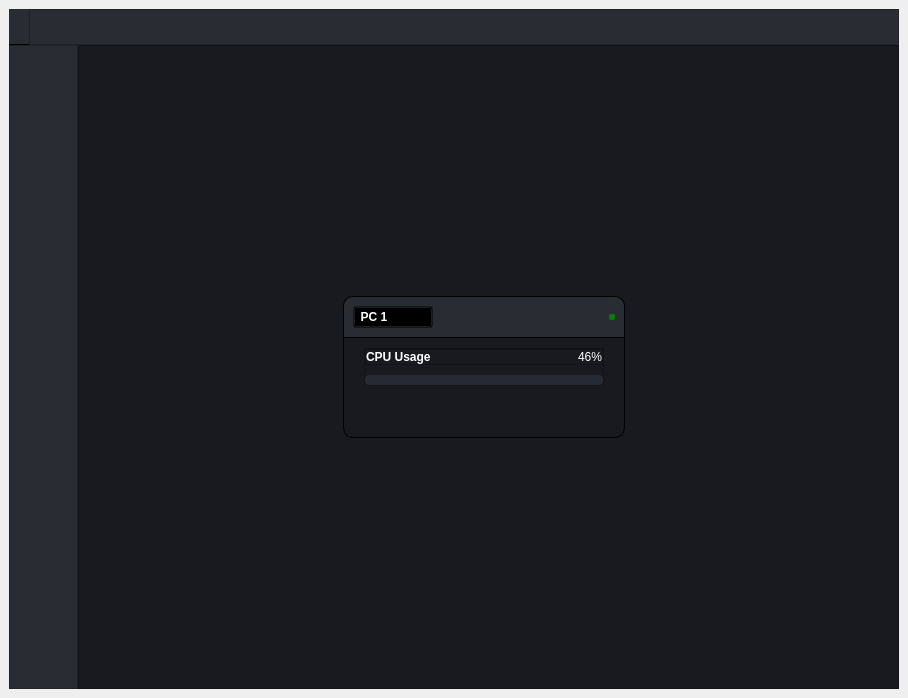
Qt form main.ui (thebadsektor/intelligent_management_system) before a commit.
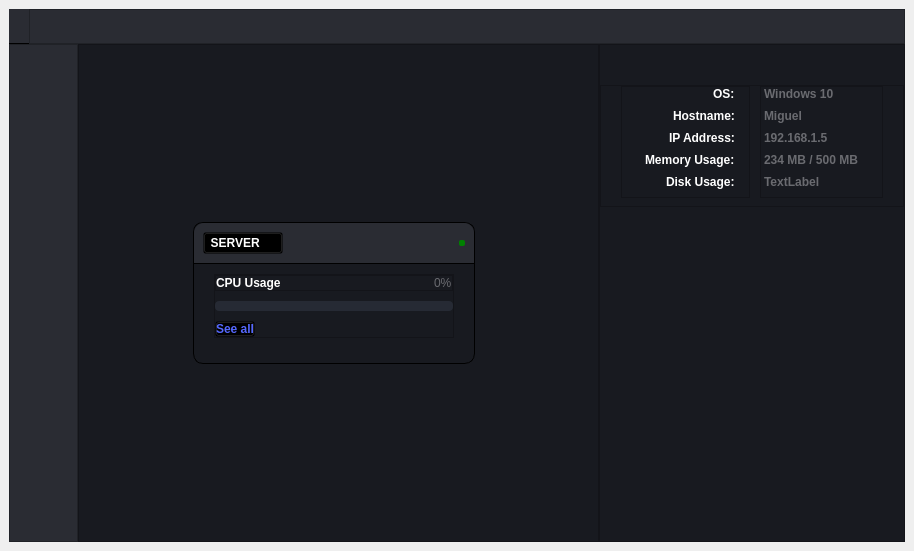
The same form after that commit. The open tabs and pages were chosen to show the change. Icons and pictures are not drawn.

Patch:
```diff
--- a/main.ui
+++ b/main.ui
@@ -6,8 +6,8 @@
    <rect>
     <x>0</x>
     <y>0</y>
-    <width>908</width>
-    <height>698</height>
+    <width>914</width>
+    <height>551</height>
    </rect>
   </property>
   <property name="windowTitle">
@@ -29,6 +29,7 @@
       <property name="styleSheet">
        <string notr="true">background-color: #2A2C33;
 height: 34px;
+max-height: 34px;
 border-bottom: 1px solid black;</string>
       </property>
       <layout class="QHBoxLayout" name="horizontalLayout">
@@ -77,7 +78,8 @@
              <string notr="true">image: url(:/images/resources/icons/monitor_alt.svg);
 min-width: 20px;
 min-height: 20px;
-border-bottom: 0px;</string>
+border-bottom: 0px;
+background-color: transparent;</string>
             </property>
             <property name="text">
              <string/>
@@ -477,7 +479,7 @@
          <number>0</number>
         </property>
         <item>
-         <widget class="QFrame" name="mainMenu">
+         <widget class="QFrame" name="sidebar">
           <property name="maximumSize">
            <size>
             <width>69</width>
@@ -540,10 +542,6 @@
     border-radius: 10px;
 	padding-top: 15px;
 	padding-bottom: 15px;
-}
-
-QPushButton:hover {
-	background-color: #262a34;
 }</string>
              </property>
              <property name="text">
@@ -573,10 +571,6 @@
     border-radius: 10px;
 	padding-top: 15px;
 	padding-bottom: 15px;
-}
-
-QPushButton:hover {
-	background-color: #262a34;
 }</string>
              </property>
              <property name="text">
@@ -608,7 +602,10 @@
             </spacer>
            </item>
            <item>
-            <widget class="QPushButton" name="pushButton">
+            <widget class="QPushButton" name="btnLogout">
+             <property name="cursor">
+              <cursorShape>PointingHandCursor</cursorShape>
+             </property>
              <property name="styleSheet">
               <string notr="true">QPushButton {
     background-color: transparent;
@@ -617,10 +614,7 @@
 	padding-top: 15px;
 	padding-bottom: 15px;
 }
-
-QPushButton:hover {
-	background-color: #262a34;
-}</string>
+</string>
              </property>
              <property name="text">
               <string/>
@@ -651,7 +645,10 @@
          </widget>
         </item>
         <item>
-         <widget class="QFrame" name="frame_6">
+         <widget class="QFrame" name="cards">
+          <property name="styleSheet">
+           <string notr="true"/>
+          </property>
           <property name="frameShape">
            <enum>QFrame::StyledPanel</enum>
           </property>
@@ -737,7 +734,7 @@
 text-align: left;</string>
                    </property>
                    <property name="text">
-                    <string>  PC 1</string>
+                    <string>  SERVER</string>
                    </property>
                    <property name="icon">
                     <iconset resource="resources.qrc">
@@ -853,10 +850,10 @@
                     <item alignment="Qt::AlignRight">
                      <widget class="QLabel" name="cpuUsageValueText">
                       <property name="styleSheet">
-                       <string notr="true">color: white;</string>
+                       <string notr="true">color: #6a6b70;</string>
                       </property>
                       <property name="text">
-                       <string>46%</string>
+                       <string>0%</string>
                       </property>
                      </widget>
                     </item>
@@ -937,6 +934,25 @@
                    </layout>
                   </widget>
                  </item>
+                 <item alignment="Qt::AlignLeft">
+                  <widget class="QPushButton" name="btnSeeAll">
+                   <property name="cursor">
+                    <cursorShape>PointingHandCursor</cursorShape>
+                   </property>
+                   <property name="styleSheet">
+                    <string notr="true">font-family: &quot;Segoe UI&quot;, sans-serif;
+font-size: 12px;
+font-weight: 500;
+color: #5568fe;
+background-color: transparent;
+padding: 0px;
+margin-top: 10px;</string>
+                   </property>
+                   <property name="text">
+                    <string>See all</string>
+                   </property>
+                  </widget>
+                 </item>
                 </layout>
                </widget>
               </item>
@@ -948,7 +964,7 @@
                 <property name="sizeHint" stdset="0">
                  <size>
                   <width>20</width>
-                  <height>40</height>
+                  <height>20</height>
                  </size>
                 </property>
                </spacer>
@@ -959,6 +975,239 @@
           </layout>
          </widget>
         </item>
+        <item>
+         <widget class="QFrame" name="pcDetails">
+          <property name="styleSheet">
+           <string notr="true">QFrame#pcDetails {
+	border-left: 1px solid black;
+}</string>
+          </property>
+          <property name="frameShape">
+           <enum>QFrame::StyledPanel</enum>
+          </property>
+          <property name="frameShadow">
+           <enum>QFrame::Raised</enum>
+          </property>
+          <layout class="QVBoxLayout" name="verticalLayout_4">
+           <property name="spacing">
+            <number>0</number>
+           </property>
+           <property name="leftMargin">
+            <number>0</number>
+           </property>
+           <property name="topMargin">
+            <number>0</number>
+           </property>
+           <property name="rightMargin">
+            <number>0</number>
+           </property>
+           <property name="bottomMargin">
+            <number>0</number>
+           </property>
+           <item>
+            <spacer name="verticalSpacer_8">
+             <property name="orientation">
+              <enum>Qt::Vertical</enum>
+             </property>
+             <property name="sizeType">
+              <enum>QSizePolicy::Fixed</enum>
+             </property>
+             <property name="sizeHint" stdset="0">
+              <size>
+               <width>20</width>
+               <height>40</height>
+              </size>
+             </property>
+            </spacer>
+           </item>
+           <item>
+            <widget class="QFrame" name="frame_5">
+             <property name="styleSheet">
+              <string notr="true">	font-family: &quot;Segoe UI&quot;, sans-serif;
+	font-size: 12px;
+	font-weight: 500;
+</string>
+             </property>
+             <property name="frameShape">
+              <enum>QFrame::StyledPanel</enum>
+             </property>
+             <property name="frameShadow">
+              <enum>QFrame::Raised</enum>
+             </property>
+             <layout class="QHBoxLayout" name="horizontalLayout_10">
+              <property name="spacing">
+               <number>0</number>
+              </property>
+              <property name="leftMargin">
+               <number>0</number>
+              </property>
+              <property name="topMargin">
+               <number>0</number>
+              </property>
+              <property name="rightMargin">
+               <number>0</number>
+              </property>
+              <property name="bottomMargin">
+               <number>0</number>
+              </property>
+              <item alignment="Qt::AlignRight">
+               <widget class="QFrame" name="col1">
+                <property name="styleSheet">
+                 <string notr="true">color: white;
+margin-right: 10px;
+margin-bottom: 8px;
+margin-left: 20px;</string>
+                </property>
+                <property name="frameShape">
+                 <enum>QFrame::StyledPanel</enum>
+                </property>
+                <property name="frameShadow">
+                 <enum>QFrame::Raised</enum>
+                </property>
+                <layout class="QVBoxLayout" name="verticalLayout_8">
+                 <property name="spacing">
+                  <number>0</number>
+                 </property>
+                 <property name="leftMargin">
+                  <number>0</number>
+                 </property>
+                 <property name="topMargin">
+                  <number>0</number>
+                 </property>
+                 <property name="rightMargin">
+                  <number>0</number>
+                 </property>
+                 <property name="bottomMargin">
+                  <number>0</number>
+                 </property>
+                 <item alignment="Qt::AlignRight">
+                  <widget class="QLabel" name="label_4">
+                   <property name="text">
+                    <string>OS:</string>
+                   </property>
+                  </widget>
+                 </item>
+                 <item alignment="Qt::AlignRight">
+                  <widget class="QLabel" name="label_2">
+                   <property name="text">
+                    <string>Hostname:</string>
+                   </property>
+                  </widget>
+                 </item>
+                 <item alignment="Qt::AlignRight">
+                  <widget class="QLabel" name="label_3">
+                   <property name="text">
+                    <string>IP Address:</string>
+                   </property>
+                  </widget>
+                 </item>
+                 <item alignment="Qt::AlignRight">
+                  <widget class="QLabel" name="label_5">
+                   <property name="text">
+                    <string>Memory Usage:</string>
+                   </property>
+                  </widget>
+                 </item>
+                 <item alignment="Qt::AlignRight">
+                  <widget class="QLabel" name="label_6">
+                   <property name="text">
+                    <string>Disk Usage:</string>
+                   </property>
+                  </widget>
+                 </item>
+                </layout>
+               </widget>
+              </item>
+              <item alignment="Qt::AlignLeft">
+               <widget class="QFrame" name="col2">
+                <property name="styleSheet">
+                 <string notr="true">color: #6a6b70;
+margin-right: 10px;
+margin-bottom: 8px;
+margin-right: 20px;</string>
+                </property>
+                <property name="frameShape">
+                 <enum>QFrame::StyledPanel</enum>
+                </property>
+                <property name="frameShadow">
+                 <enum>QFrame::Raised</enum>
+                </property>
+                <layout class="QVBoxLayout" name="verticalLayout_7">
+                 <property name="spacing">
+                  <number>0</number>
+                 </property>
+                 <property name="leftMargin">
+                  <number>0</number>
+                 </property>
+                 <property name="topMargin">
+                  <number>0</number>
+                 </property>
+                 <property name="rightMargin">
+                  <number>0</number>
+                 </property>
+                 <property name="bottomMargin">
+                  <number>0</number>
+                 </property>
+                 <item alignment="Qt::AlignLeft">
+                  <widget class="QLabel" name="txtOS">
+                   <property name="styleSheet">
+                    <string notr="true"/>
+                   </property>
+                   <property name="text">
+                    <string>Windows 10</string>
+                   </property>
+                  </widget>
+                 </item>
+                 <item alignment="Qt::AlignLeft">
+                  <widget class="QLabel" name="txtHostname">
+                   <property name="text">
+                    <string>Miguel</string>
+                   </property>
+                  </widget>
+                 </item>
+                 <item alignment="Qt::AlignLeft">
+                  <widget class="QLabel" name="txtIpAddress">
+                   <property name="text">
+                    <string>192.168.1.5</string>
+                   </property>
+                  </widget>
+                 </item>
+                 <item alignment="Qt::AlignLeft">
+                  <widget class="QLabel" name="txtMemoryUsage">
+                   <property name="text">
+                    <string>234 MB / 500 MB</string>
+                   </property>
+                  </widget>
+                 </item>
+                 <item alignment="Qt::AlignLeft">
+                  <widget class="QLabel" name="txtDiskUsage">
+                   <property name="text">
+                    <string>TextLabel</string>
+                   </property>
+                  </widget>
+                 </item>
+                </layout>
+               </widget>
+              </item>
+             </layout>
+            </widget>
+           </item>
+           <item>
+            <spacer name="verticalSpacer_7">
+             <property name="orientation">
+              <enum>Qt::Vertical</enum>
+             </property>
+             <property name="sizeHint" stdset="0">
+              <size>
+               <width>20</width>
+               <height>40</height>
+              </size>
+             </property>
+            </spacer>
+           </item>
+          </layout>
+         </widget>
+        </item>
        </layout>
       </widget>
      </widget>
```
